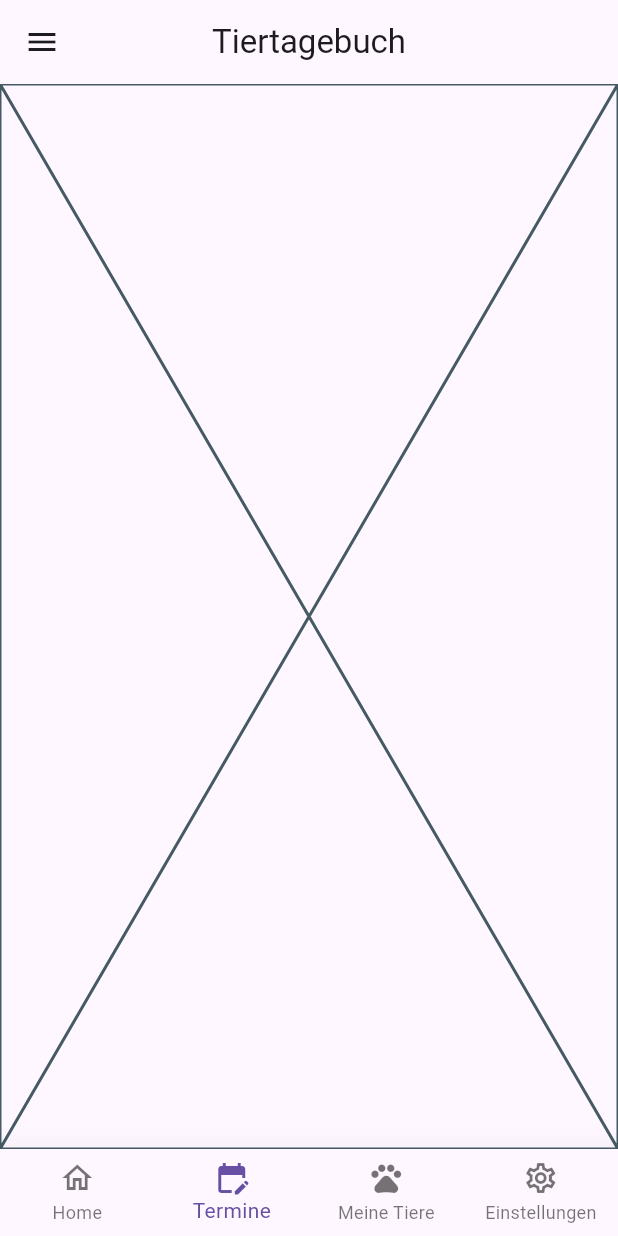
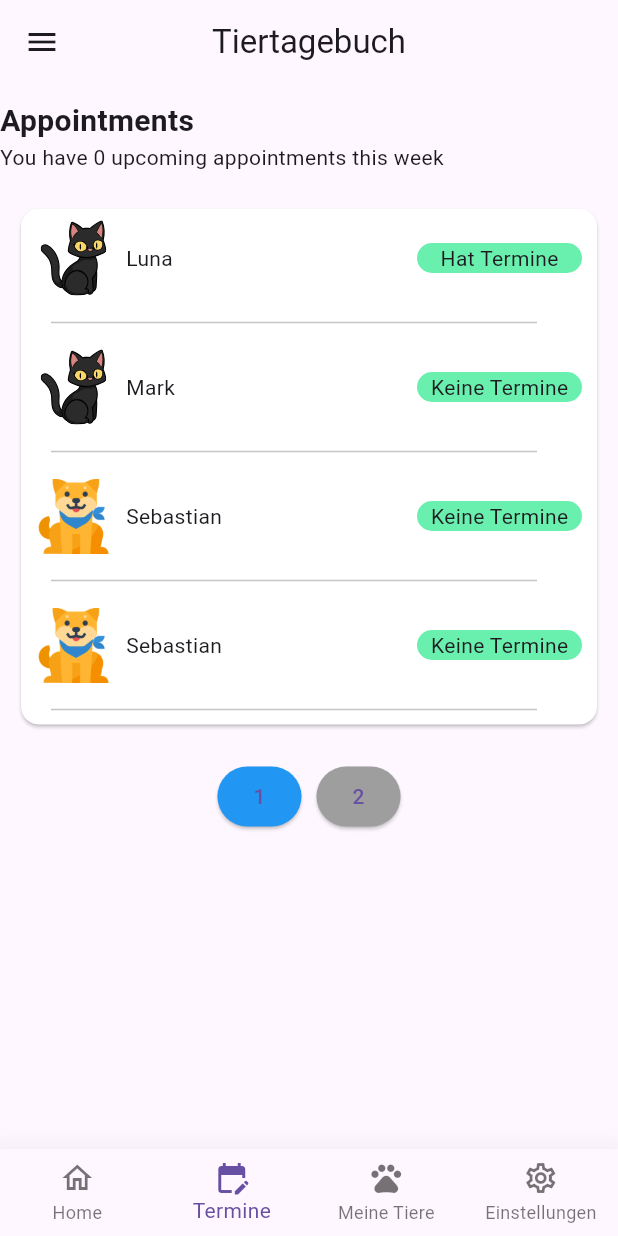
Before and after one commit to domsteindl/Pet_Diary, a Flutter app: the screen it shows after launch, item 2 of the bottom bar chosen, on a phone screen of 412 x 824 dp. Run offline on Flutter 3.47's test engine with Material 3 defaults, Android fonts, the light colour scheme and no system bars; our stand-ins replace carousel_slider, flutter_svg, table_calendar; network calls fail.

Commit message:
add package for svg files and first design layout for the appointments screen

```diff
--- a/lib/src/core/enums/pet_type.dart
+++ b/lib/src/core/enums/pet_type.dart
@@ -1,7 +1,8 @@
 enum PetType {
-  cat("Katze"),
-  dog("Hund");
+  cat("Katze", "lib/src/assets/illustrations/cat.svg"),
+  dog("Hund", "lib/src/assets/illustrations/shiba.png");
 
   final String label;
-  const PetType(this.label);
+  final String imagePath;
+  const PetType(this.label, this.imagePath);
 }
--- a/lib/src/core/services/pet_manager.dart
+++ b/lib/src/core/services/pet_manager.dart
@@ -1,28 +1,90 @@
+import 'package:pet_diary/src/core/enums/pet_type.dart';
+import 'package:pet_diary/src/core/models/appointment.dart';
 import 'package:pet_diary/src/core/models/pet.dart';
 
 class PetManager {
+
 
   PetManager._privateConstructor();
 
   static final PetManager instance = PetManager._privateConstructor();
 
-  final List<Pet> _pets = [];
+  final List<Pet> _pets = [    Pet(
+      name: "Luna",
+      species: PetType.cat,
+      age: 24,
+      imageUrl:
+          "https://upload.wikimedia.org/wikipedia/commons/thumb/1/15/Cat_August_2010-4.jpg/1200px-Cat_August_2010-4.jpg",
+      appointments: [
+        PetAppointment(
+          date: DateTime(2025, DateTime.september, 27),
+          description: "Entläusen",
+        ),
+        PetAppointment(
+          date: DateTime(2025, DateTime.september, 27),
+          description: "Haare Schneiden",
+        ),
+        PetAppointment(
+          date: DateTime(2025, DateTime.september, 28),
+          description: "Waschen",
+        ),
+      ],
+    ),
+    Pet(
+      name: "Mark",
+      species: PetType.cat,
+      age: 22,
+      imageUrl:
+          "https://upload.wikimedia.org/wikipedia/commons/thumb/1/15/Cat_August_2010-4.jpg/1200px-Cat_August_2010-4.jpg",
+    ),
+    Pet(
+      name: "Sebastian",
+      species: PetType.dog,
+      age: 18,
+      imageUrl:
+          "https://upload.wikimedia.org/wikipedia/commons/thumb/1/15/Cat_August_2010-4.jpg/1200px-Cat_August_2010-4.jpg",
+      description: "Verschmusst, liebt Eiscreme und Katzenminze",
+
+    ), Pet(
+      name: "Sebastian",
+      species: PetType.dog,
+      age: 18,
+      imageUrl:
+          "https://upload.wikimedia.org/wikipedia/commons/thumb/1/15/Cat_August_2010-4.jpg/1200px-Cat_August_2010-4.jpg",
+      description: "Verschmusst, liebt Eiscreme und Katzenminze",
+
+    ), Pet(
+      name: "Sebastian",
+      species: PetType.dog,
+      age: 18,
+      imageUrl:
+          "https://upload.wikimedia.org/wikipedia/commons/thumb/1/15/Cat_August_2010-4.jpg/1200px-Cat_August_2010-4.jpg",
+      description: "Verschmusst, liebt Eiscreme und Katzenminze",
+
+    ), Pet(
+      name: "Sebastian",
+      species: PetType.dog,
+      age: 18,
+      imageUrl:
+          "https://upload.wikimedia.org/wikipedia/commons/thumb/1/15/Cat_August_2010-4.jpg/1200px-Cat_August_2010-4.jpg",
+      description: "Verschmusst, liebt Eiscreme und Katzenminze",
+
+    ),];
 
   List<Pet> get pets => List.unmodifiable(_pets);
   int get numberOfPets => _pets.length;
 
   void addPet(Pet pet) {
-    pets.add(pet);
+    _pets.add(pet);
   }
 
-    void removePet(Pet pet) {
-    pets.remove(pet);
-  }
-    void updatePet(Pet pet) {
-
+  void removePet(Pet pet) {
+    _pets.remove(pet);
   }
 
-    void clearPet(Pet pet) {
+  void updatePet(Pet pet) {}
+
+  void clearPet(Pet pet) {
     _pets.clear();
   }
 }
--- a/lib/src/features/appointments/presentation/screens/pet_appointments.dart
+++ b/lib/src/features/appointments/presentation/screens/pet_appointments.dart
@@ -1,10 +1,127 @@
 import 'package:flutter/material.dart';
+import 'package:flutter_svg/flutter_svg.dart';
+import 'package:pet_diary/src/core/models/pet.dart';
+import 'package:pet_diary/src/core/services/pet_manager.dart';
 
-class PetAppointmentScreen extends StatelessWidget {
+class PetAppointmentScreen extends StatefulWidget {
   const PetAppointmentScreen({super.key});
 
   @override
+  State<PetAppointmentScreen> createState() => _PetAppointmentScreenState();
+}
+
+class _PetAppointmentScreenState extends State<PetAppointmentScreen> {
+  final numberAppointments = 0;
+  final int petsPerTab = 4;
+  int currentTab = 0;
+
+  @override
   Widget build(BuildContext context) {
-    return const Placeholder();
+    final pets = PetManager.instance.pets;
+    final numberOfTabs = (pets.length / petsPerTab).ceil();
+    final start = currentTab * petsPerTab;
+    final end = ((currentTab + 1) * petsPerTab).clamp(0, pets.length);
+    final petsInTab = pets.sublist(start, end);
+
+    return Column(
+      crossAxisAlignment: CrossAxisAlignment.start,
+      children: [
+        const SizedBox(height: 10),
+        const Text(
+          'Appointments',
+          style: TextStyle(fontSize: 20, fontWeight: FontWeight.bold),
+        ),
+        Text('You have $numberAppointments upcoming appointments this week'),
+        const SizedBox(height: 10),
+        AnimatedSwitcher(
+          duration: Duration(milliseconds: 300),
+          transitionBuilder: (child, animation) {
+            return FadeTransition(opacity: animation, child: child);
+          },
+          child: Padding(
+            padding: const EdgeInsets.all(10.0),
+            child: Card(
+              color: Colors.white,
+              elevation: 1,
+              child: Column(
+                key: ValueKey(currentTab),
+                children: petsInTab.map((pet) {
+                  return Column(
+                    children: [
+                      _buildPetRow(pet),
+                      Divider(
+                        thickness: 1,
+                        height: 20,
+                        indent: 20,
+                        endIndent: 40,
+                        color: Colors.grey.withValues(alpha: 0.6),
+                      ),
+                    ],
+                  );
+                }).toList(),
+              ),
+            ),
+          ),
+        ),
+
+        if (numberOfTabs > 1)
+          Padding(
+            padding: const EdgeInsets.only(top: 10),
+            child: Row(
+              mainAxisAlignment: MainAxisAlignment.center,
+              children: List.generate(numberOfTabs, (index) {
+                return Padding(
+                  padding: const EdgeInsets.symmetric(horizontal: 5),
+                  child: ElevatedButton(
+                    onPressed: () {
+                      setState(() {
+                        currentTab = index;
+                      });
+                    },
+                    style: ElevatedButton.styleFrom(
+                      backgroundColor: currentTab == index
+                          ? Colors.blue
+                          : Colors.grey,
+                      minimumSize: const Size(40, 40),
+                    ),
+                    child: Text('${index + 1}'),
+                  ),
+                );
+              }),
+            ),
+          ),
+      ],
+    );
+  }
+
+  Widget _buildPetRow(Pet pet) {
+    return Padding(
+      padding: const EdgeInsets.symmetric(vertical: 8, horizontal: 10),
+      child: Row(
+        children: [
+          if (pet.species.imagePath.contains(".svg"))
+            SvgPicture.asset(pet.species.imagePath, width: 50, height: 50)
+          else
+            Image.asset(pet.species.imagePath, width: 50, height: 50),
+
+          const SizedBox(width: 10),
+          Expanded(child: Text(pet.name)),
+          Container(
+            alignment: Alignment.center,
+            decoration: BoxDecoration(
+              borderRadius: BorderRadius.circular(20),
+              color: Colors.greenAccent,
+            ),
+            height: 20,
+            width: 110,
+            child: Text(
+              ((pet.appointments ?? []).isEmpty)
+                  ? "Keine Termine"
+                  : "Hat Termine",
+            ),
+          ),
+        ],
+      ),
+    );
   }
 }
--- a/lib/src/features/home/presentation/widgets/pet_carousel_widget.dart
+++ b/lib/src/features/home/presentation/widgets/pet_carousel_widget.dart
@@ -1,8 +1,7 @@
 import 'package:flutter/material.dart';
 import 'package:carousel_slider/carousel_slider.dart';
-import 'package:pet_diary/src/core/enums/pet_type.dart';
-import 'package:pet_diary/src/core/models/appointment.dart';
 import 'package:pet_diary/src/core/models/pet.dart';
+import 'package:pet_diary/src/core/services/pet_manager.dart';
 import 'package:pet_diary/src/features/home/presentation/widgets/pet_carousel_item.dart';
 
 class PetCarouselWidget extends StatefulWidget {
@@ -14,43 +13,15 @@ class PetCarouselWidget extends StatefulWidget {
 
 class _PetCarouselWidgetState extends State<PetCarouselWidget> {
   int _current = 0;
-  static final List<Pet> animals = [
-    Pet(
-      name: "Luna",
-      species: PetType.cat,
-      age: 24,
-      imageUrl:
-          "https://upload.wikimedia.org/wikipedia/commons/thumb/1/15/Cat_August_2010-4.jpg/1200px-Cat_August_2010-4.jpg",
-    appointments: [
-      PetAppointment(date: DateTime(2025, DateTime.september, 27), description: "Entläusen"),
-      PetAppointment(date: DateTime(2025, DateTime.september, 27), description: "Haare Schneiden"),
-      PetAppointment(date: DateTime(2025, DateTime.september, 28), description: "Waschen"),
-
-
-    ]),
-    Pet(
-      name: "Mark",
-      species: PetType.cat,
-      age: 22,
-      imageUrl:
-          "https://upload.wikimedia.org/wikipedia/commons/thumb/1/15/Cat_August_2010-4.jpg/1200px-Cat_August_2010-4.jpg",
-    ),
-    Pet(
-      name: "Sebastian",
-      species: PetType.dog,
-      age: 18,
-      imageUrl:
-          "https://upload.wikimedia.org/wikipedia/commons/thumb/1/15/Cat_August_2010-4.jpg/1200px-Cat_August_2010-4.jpg",
-    description: "Verschmusst, liebt Eiscreme und Katzenminze"),
-  ];
+ List<Pet> pets = PetManager.instance.pets;
   @override
   Widget build(BuildContext context) {
     return Column(
       children: [
         CarouselSlider(
           items: List.generate(
-            3,
-            (index) => PetCarouselItem(pet: animals[index]),
+            pets.length,
+            (index) => PetCarouselItem(pet: pets[index]),
           ),
           options: CarouselOptions(
             onPageChanged: (index, reason) => setState(() {
@@ -67,7 +38,7 @@ class _PetCarouselWidgetState extends State<PetCarouselWidget> {
         SizedBox(height: 8),
         Row(
           mainAxisAlignment: MainAxisAlignment.center,
-          children: animals.asMap().entries.map((entry) {
+          children: pets.asMap().entries.map((entry) {
             return Container(
               width: 10,
               height: 10,
--- a/pubspec.yaml
+++ b/pubspec.yaml
@@ -11,6 +11,7 @@ dependencies:
     sdk: flutter
   carousel_slider: ^5.1.1
   table_calendar: ^3.2.0
+  flutter_svg: ^2.2.1
 
 dev_dependencies:
   flutter_test:
@@ -19,3 +20,6 @@ dev_dependencies:
 
 flutter:
   uses-material-design: true
+  assets:
+    - lib/src/assets/
+    - lib/src/assets/illustrations/
```
Also changed, not shown: lib/src/assets/illustrations/cat.svg (added), lib/src/assets/illustrations/shiba.png (added), pubspec.lock.
